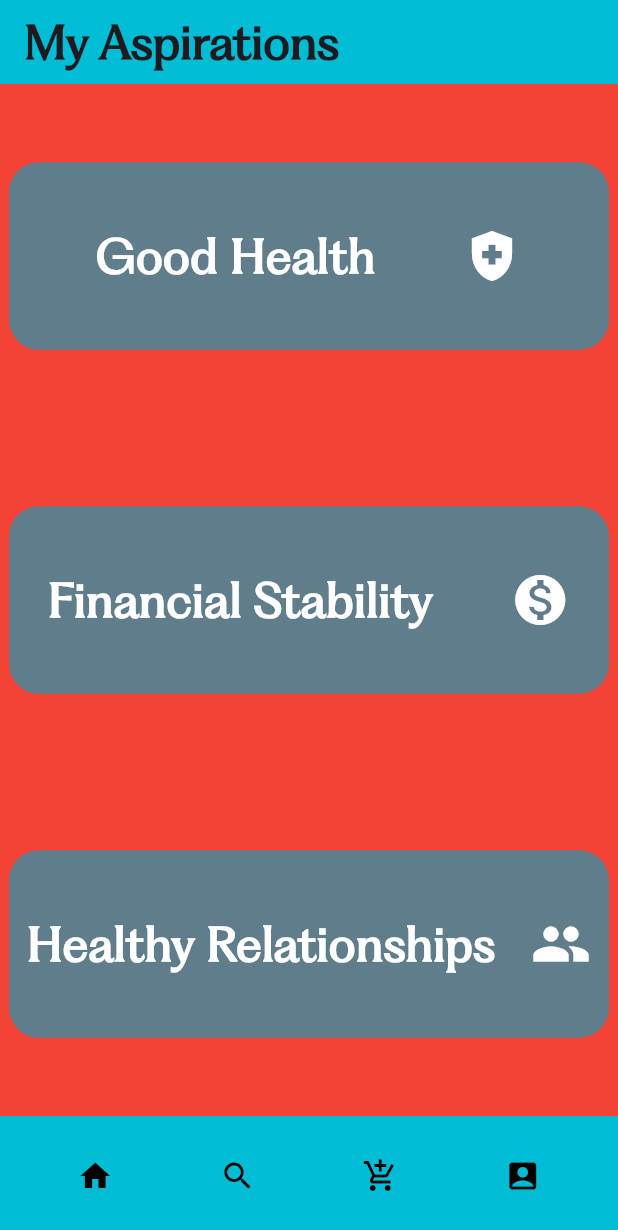
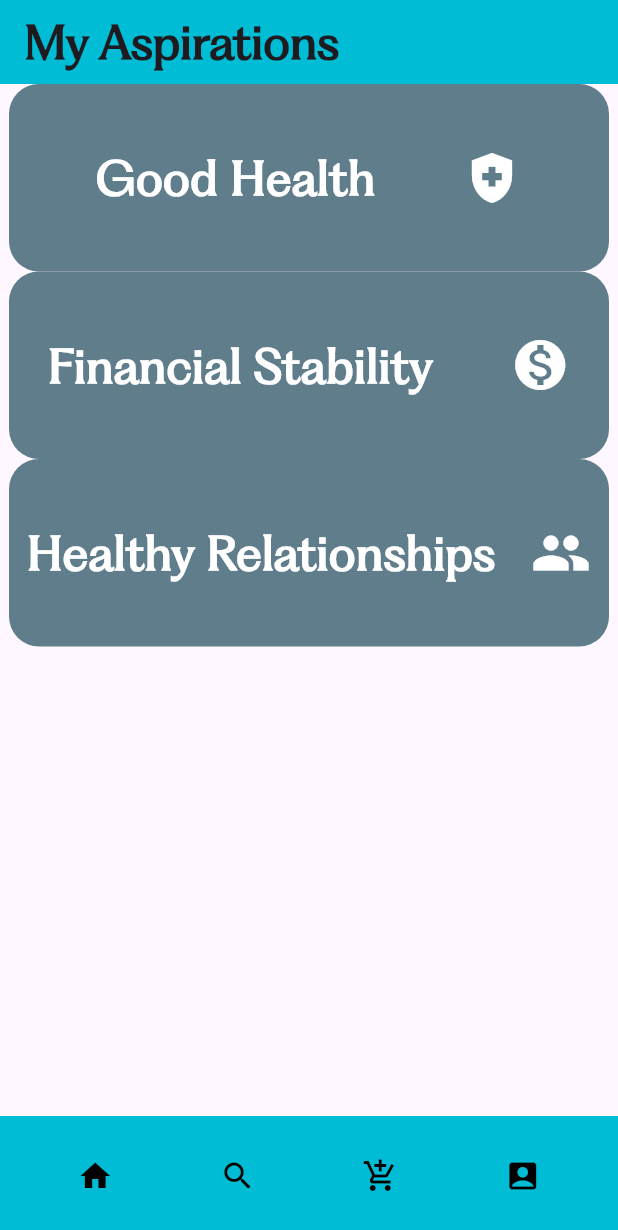
Before and after one commit to Bancantcode/Flutter, a Flutter app: the screen it shows after launch, on a phone screen of 412 x 824 dp. Shown: the top 1230 px of the screen. Run offline on Flutter 3.47's test engine with Material 3 defaults, Android fonts, the phone set to English and light mode, and no system bars.

Commit message:
stateless widget demo2

```diff
--- a/demo_2/lib/main.dart
+++ b/demo_2/lib/main.dart
@@ -1,135 +1,23 @@
 import 'package:flutter/material.dart';
+import 'screens/HomePage.dart';
 
-main(){
+void main() {
   runApp(MaterialApp(
     debugShowCheckedModeBanner: false,
-    home: Scaffold(
-      appBar: AppBar(
-        backgroundColor: Colors.cyan,
-        title: const Text('My Aspirations',
-          style: TextStyle(
-            fontFamily: 'PPFragment',
-            fontSize: 30.0,
-            fontWeight: FontWeight.bold
-          )),
-      ),
-      bottomNavigationBar: BottomAppBar(
-        color: Colors.cyan,
-        child: Row(
-          mainAxisAlignment: MainAxisAlignment.spaceAround,
-          children: [
-            IconButton(
-              icon: const Icon(Icons.home),
-              color: Colors.black,
-              onPressed: () {},
-            ),
-            IconButton(
-              icon: const Icon(Icons.search),
-              color: Colors.black,
-              onPressed: () {},
-            ),
-            IconButton(
-              icon: const Icon(Icons.add_shopping_cart),
-              color: Colors.black,
-              onPressed: () {},
-            ),
-            IconButton(
-              icon: const Icon(Icons.account_box),
-              color: Colors.black,
-              onPressed: () {},
-            ),
-          ],
-        ),
-      ),
-      body: Material(
-        color: Colors.red,
-        child: Center(
-          child: Column(
-            mainAxisAlignment: MainAxisAlignment.spaceAround,
-            children: [
-              Container(
-                height: 125.0, width: 400.0, alignment: Alignment.center,
-                decoration: BoxDecoration(
-                  color: Colors.blueGrey,
-                  borderRadius: BorderRadius.circular(20.0)
-                ),
-                child: const Row(
-                  mainAxisAlignment: MainAxisAlignment.spaceEvenly,
-                  children: [
-                    Text('Good Health',
-                      style: TextStyle(
-                        fontFamily: 'PPFragment',
-                        fontSize: 30.0,
-                        fontWeight: FontWeight.bold,
-                        color: Colors.white
-                      )
-                    ),
-                    Icon(
-                      Icons.health_and_safety,
-                      size: 40.0,
-                      color: Colors.white,
-                    )
-                  ]
-                )
-              ),
-              Container(
-                height: 125.0, width: 400.0, alignment: Alignment.center,
-                decoration: BoxDecoration(
-                  color: Colors.blueGrey,
-                  borderRadius: BorderRadius.circular(20.0)
-                ),
-                child: const Row(
-                  mainAxisAlignment: MainAxisAlignment.spaceAround,
-                  children: [
-                    Text('Financial Stability',
-                      style: TextStyle(
-                        fontFamily: 'PPFragment',
-                        fontSize: 30.0,
-                        fontWeight: FontWeight.bold,
-                        color: Colors.white
-                      )
-                    ),
-                    Icon(
-                      Icons.monetization_on,
-                      size: 40.0,
-                      color: Colors.white,
-                    )
-                  ]
-                )
-              ),
-              Container(
-                height: 125.0,
-                width: 400.0,
-                // margin: const EdgeInsets.all(20.0),
-                alignment: Alignment.center,
-                decoration: BoxDecoration(
-                  color: Colors.blueGrey,
-                  borderRadius: BorderRadius.circular(20.0)
-                ),
-                child: const Row(
-                  mainAxisAlignment: MainAxisAlignment.spaceAround,
-                  children: [
-                    Text('Healthy Relationships',
-                      style: TextStyle(
-                        fontFamily: 'PPFragment',
-                        fontSize: 30.0,
-                        fontWeight: FontWeight.bold,
-                        color: Colors.white
-                      )
-                    ),
-                    Icon(
-                      Icons.people,
-                      size: 40.0,
-                      color: Colors.white,
-                    )
-                  ]
-                )
-              ),
-            ],
-          ),
-        )
-      )
+    home: HomePage(),
+      // body: Material(
+      //   color: Colors.red,
+      //   child: Center(
+      //     child: Column(
+      //       mainAxisAlignment: MainAxisAlignment.spaceAround,
+      //       children: [
+
+
+
+      //       ],
+      //     ),
+      //   )
+      // )
     ),
-  )
   );
 }
--- /dev/null
+++ b/demo_2/lib/screens/Bucket1.dart
@@ -0,0 +1,34 @@
+import 'package:flutter/material.dart';
+
+class Bucket1 extends StatelessWidget {
+  const Bucket1({super.key});
+
+  @override
+  Widget build(BuildContext context) {
+    return Container(
+      height: 125.0, width: 400.0, alignment: Alignment.center,
+      decoration: BoxDecoration(
+        color: Colors.blueGrey,
+        borderRadius: BorderRadius.circular(20.0)
+      ),
+      child: const Row(
+        mainAxisAlignment: MainAxisAlignment.spaceEvenly,
+        children: [
+          Text('Good Health',
+            style: TextStyle(
+              fontFamily: 'PPFragment',
+              fontSize: 30.0,
+              fontWeight: FontWeight.bold,
+              color: Colors.white
+            )
+          ),
+          Icon(
+            Icons.health_and_safety,
+            size: 40.0,
+            color: Colors.white,
+          )
+        ]
+      )
+    );
+  }
+}
--- /dev/null
+++ b/demo_2/lib/screens/Bucket2.dart
@@ -0,0 +1,34 @@
+import 'package:flutter/material.dart';
+
+class Bucket2 extends StatelessWidget {
+  const Bucket2({super.key});
+
+  @override
+  Widget build(BuildContext context) {
+    return Container(
+      height: 125.0, width: 400.0, alignment: Alignment.center,
+      decoration: BoxDecoration(
+        color: Colors.blueGrey,
+        borderRadius: BorderRadius.circular(20.0)
+      ),
+      child: const Row(
+        mainAxisAlignment: MainAxisAlignment.spaceAround,
+        children: [
+          Text('Financial Stability',
+            style: TextStyle(
+              fontFamily: 'PPFragment',
+              fontSize: 30.0,
+              fontWeight: FontWeight.bold,
+              color: Colors.white
+            )
+          ),
+          Icon(
+            Icons.monetization_on,
+            size: 40.0,
+            color: Colors.white,
+          )
+        ]
+      )
+    );
+  }
+}
--- /dev/null
+++ b/demo_2/lib/screens/Bucket3.dart
@@ -0,0 +1,37 @@
+import 'package:flutter/material.dart';
+
+class Bucket3 extends StatelessWidget {
+  const Bucket3({super.key});
+
+  @override
+  Widget build(BuildContext context) {
+    return Container(
+      height: 125.0,
+      width: 400.0,
+      // margin: const EdgeInsets.all(20.0),
+      alignment: Alignment.center,
+      decoration: BoxDecoration(
+        color: Colors.blueGrey,
+        borderRadius: BorderRadius.circular(20.0)
+      ),
+      child: const Row(
+        mainAxisAlignment: MainAxisAlignment.spaceAround,
+        children: [
+          Text('Healthy Relationships',
+            style: TextStyle(
+              fontFamily: 'PPFragment',
+              fontSize: 30.0,
+              fontWeight: FontWeight.bold,
+              color: Colors.white
+            )
+          ),
+          Icon(
+            Icons.people,
+            size: 40.0,
+            color: Colors.white,
+          )
+        ]
+      )
+    );
+  }
+}
--- /dev/null
+++ b/demo_2/lib/screens/HomePage.dart
@@ -0,0 +1,56 @@
+import 'package:demo_2/screens/Bucket1.dart';
+import 'package:demo_2/screens/Bucket2.dart';
+import 'package:demo_2/screens/Bucket3.dart';
+import 'package:flutter/material.dart';
+
+class HomePage extends StatelessWidget {
+  const HomePage({super.key});
+
+  @override
+  Widget build(BuildContext context) {
+    return Scaffold(
+      appBar: AppBar(
+        backgroundColor: Colors.cyan,
+        title: const Text('My Aspirations',
+          style: TextStyle(
+            fontFamily: 'PPFragment',
+            fontSize: 30.0,
+            fontWeight: FontWeight.bold
+          )),
+      ),
+      bottomNavigationBar: BottomAppBar(
+        color: Colors.cyan,
+        child: Row(
+          mainAxisAlignment: MainAxisAlignment.spaceAround,
+          children: [
+            IconButton(
+              icon: const Icon(Icons.home),
+              color: Colors.black,
+              onPressed: () {},
+            ),
+            IconButton(
+              icon: const Icon(Icons.search),
+              color: Colors.black,
+              onPressed: () {},
+            ),
+            IconButton(
+              icon: const Icon(Icons.add_shopping_cart),
+              color: Colors.black,
+              onPressed: () {},
+            ),
+            IconButton(
+              icon: const Icon(Icons.account_box),
+              color: Colors.black,
+              onPressed: () {},
+            ),
+          ],
+        ),
+      ),
+      body: Material(child: Center(child: Column(children: [
+        Bucket1(),
+        Bucket2(),
+        Bucket3(),
+      ],))),
+    );
+  }
+}
```
Also changed, not shown: 1 other file.
